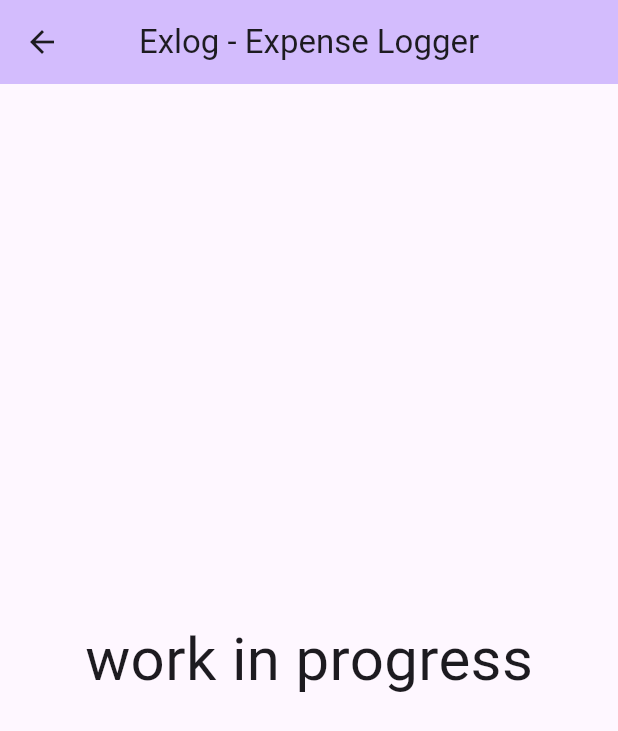
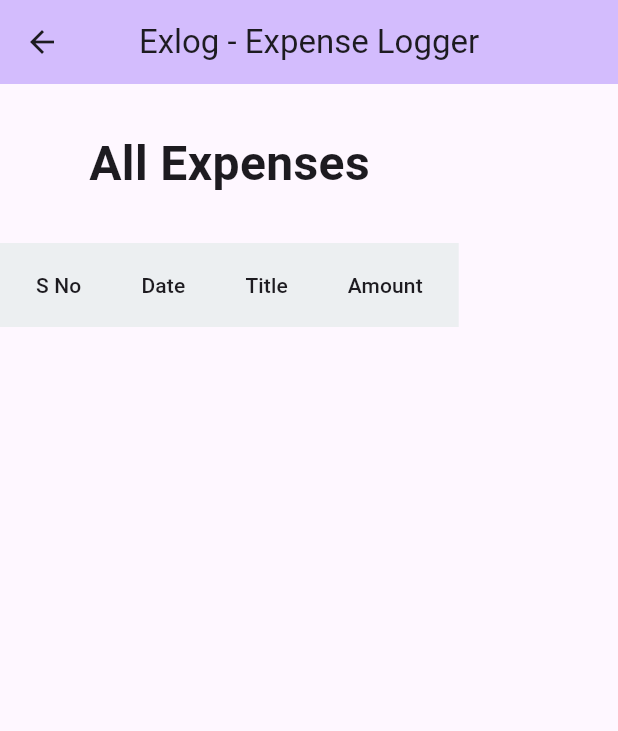
Before and after one commit to Rahullkumr/Exlog, a Flutter app: the ViewExpenses screen opened directly, on a phone screen of 412 x 824 dp. Shown: the top 731 px of the screen. Run offline on Flutter 3.47's test engine with Material 3 defaults, Android fonts, the light colour scheme and no system bars; our stand-ins replace rflutter_alert, sqflite; accounts and stored records are empty.

Commit message:
feature: view expenses

```diff
--- a/lib/add_expenses.dart
+++ b/lib/add_expenses.dart
@@ -2,7 +2,6 @@ import 'package:flutter/material.dart';
 import 'package:sqflite/sqflite.dart';
 import 'package:path/path.dart';
 import 'package:rflutter_alert/rflutter_alert.dart';
-
 
 class AddExpenses extends StatefulWidget {
   const AddExpenses({super.key});
@@ -63,13 +62,15 @@ class _AddExpensesState extends State<AddExpenses> {
             child: Form(
               key: _formKey,
               child: Column(
-                // mainAxisAlignment: MainAxisAlignment.center,
                 children: [
                   const Padding(
                     padding: EdgeInsets.all(30.0),
                     child: Text(
                       'Today\'s Expenses',
-                      style: TextStyle(fontSize: 32.0),
+                      style: TextStyle(
+                        fontSize: 32.0,
+                        fontWeight: FontWeight.bold,
+                      ),
                     ),
                   ),
                   Padding(
@@ -77,7 +78,7 @@ class _AddExpensesState extends State<AddExpenses> {
                     child: TextField(
                       controller: dateController,
                       decoration:
-                      const InputDecoration(hintText: 'Date (25/12/2022)'),
+                          const InputDecoration(hintText: 'Date (25/12/2022)'),
                     ),
                   ),
                   const SizedBox(height: 10.0),
@@ -112,10 +113,9 @@ class _AddExpensesState extends State<AddExpenses> {
                             final amount = amountController.text;
 
                             bool isValidInput() {
-
                               // Check if the email address is valid.
                               if (!RegExp(
-                                  r'^(0?[1-9]|[12][0-9]|3[01])/(0?[1-9]|1[0-2])/([0-9]{4})$')
+                                      r'^(0?[1-9]|[12][0-9]|3[01])/(0?[1-9]|1[0-2])/([0-9]{4})$')
                                   .hasMatch(date)) {
                                 // Show an error message.
                                 ScaffoldMessenger.of(context).showSnackBar(
@@ -128,8 +128,7 @@ class _AddExpensesState extends State<AddExpenses> {
                               }
 
                               // Check if the amount is valid.
-                              if (!RegExp(
-                                  r'^\d+(\.\d{1,2})?$')
+                              if (!RegExp(r'^(?=\d*[1-9])\d*(\.\d{1,2})?$')
                                   .hasMatch(amount)) {
                                 // Show an error message.
                                 ScaffoldMessenger.of(context).showSnackBar(
@@ -159,19 +158,20 @@ class _AddExpensesState extends State<AddExpenses> {
                                 context: context,
                                 type: AlertType.success,
                                 title: "Data inserted",
-                                desc: "You have successfully inserted data to the database.",
+                                desc:
+                                    "You have successfully inserted data to the database.",
                                 buttons: [
                                   DialogButton(
                                     onPressed: () => Navigator.pop(context),
                                     width: 120,
                                     child: const Text(
                                       "OK",
-                                      style: TextStyle(color: Colors.white, fontSize: 20),
+                                      style: TextStyle(
+                                          color: Colors.white, fontSize: 20),
                                     ),
                                   )
                                 ],
                               ).show();
-
                             }
                           },
                           child: const Padding(
--- a/lib/view_expenses.dart
+++ b/lib/view_expenses.dart
@@ -1,4 +1,31 @@
 import 'package:flutter/material.dart';
+import 'package:sqflite/sqflite.dart';
+import 'package:path/path.dart';
+
+// Model class for each expense row
+class Expense {
+  int? id;
+  late String date;
+  late String title;
+  late double amount;
+
+  Expense({
+    this.id,
+    required this.date,
+    required this.title,
+    required this.amount,
+  });
+
+
+  factory Expense.fromMap(Map<String, dynamic> map) {
+    return Expense(
+      id : map['id'],
+      date : map['date'],
+      title : map['title'],
+      amount : map['amount'],
+    );
+  }
+}
 
 class ViewExpenses extends StatefulWidget {
   const ViewExpenses({super.key});
@@ -8,6 +35,41 @@ class ViewExpenses extends StatefulWidget {
 }
 
 class _ViewExpensesState extends State<ViewExpenses> {
+  late List<Expense> expenses = [];
+
+  @override
+  void initState() {
+    super.initState();
+    fetchExpensesFromDatabase();
+  }
+
+  Future<void> fetchExpensesFromDatabase() async {
+    final database = openDatabase(
+      join(await getDatabasesPath(), 'expenses.db'),
+      onCreate: (db, version) {
+        return db.execute(
+          '''
+          CREATE TABLE IF NOT EXISTS expensetable (
+            id INTEGER PRIMARY KEY AUTOINCREMENT,
+            date TEXT,
+            title TEXT,
+            amount REAL
+          )
+          ''',
+        );
+      },
+      version: 1,
+    );
+    final Database db = await database;
+    final List<Map<String, dynamic>> maps = await db.query('expensetable');
+
+    setState(() {
+      expenses = List.generate(maps.length, (index) {
+        return Expense.fromMap(maps[index]);
+      });
+    });
+  }
+
   @override
   Widget build(BuildContext context) {
     return SafeArea(
@@ -17,10 +79,44 @@ class _ViewExpensesState extends State<ViewExpenses> {
           title: const Text('Exlog - Expense Logger'),
           centerTitle: true,
         ),
-        body: const Center(
-          child: Text(
-            'work in progress',
-            style: TextStyle(fontSize: 40.0),
+        body: SingleChildScrollView(
+          child: Column(
+            children: [
+              const Padding(
+                padding: EdgeInsets.all(30.0),
+                child: Text(
+                  'All Expenses',
+                  style: TextStyle(
+                    fontSize: 32.0,
+                    fontWeight: FontWeight.bold,
+                  ),
+                ),
+              ),
+              SingleChildScrollView(
+                scrollDirection: Axis.horizontal,
+                child: DataTable(
+                  columnSpacing: 40,
+                  dividerThickness: 0,
+                  columns: const [
+                    DataColumn(label: Text('S No')),
+                    DataColumn(label: Text('Date')),
+                    DataColumn(label: Text('Title')),
+                    DataColumn(label: Text('Amount')),
+                  ],
+                  headingRowColor: MaterialStateProperty.all(Colors.blueGrey.shade50),
+                  rows: expenses
+                      .map(
+                        (expense) => DataRow(cells: [
+                          DataCell(Text(expense.id.toString())),
+                          DataCell(Text(expense.date)),
+                          DataCell(Text(expense.title)),
+                          DataCell(Text(expense.amount.toString())),
+                        ]),
+                      )
+                      .toList(),
+                ),
+              ),
+            ],
           ),
         ),
       ),
```
